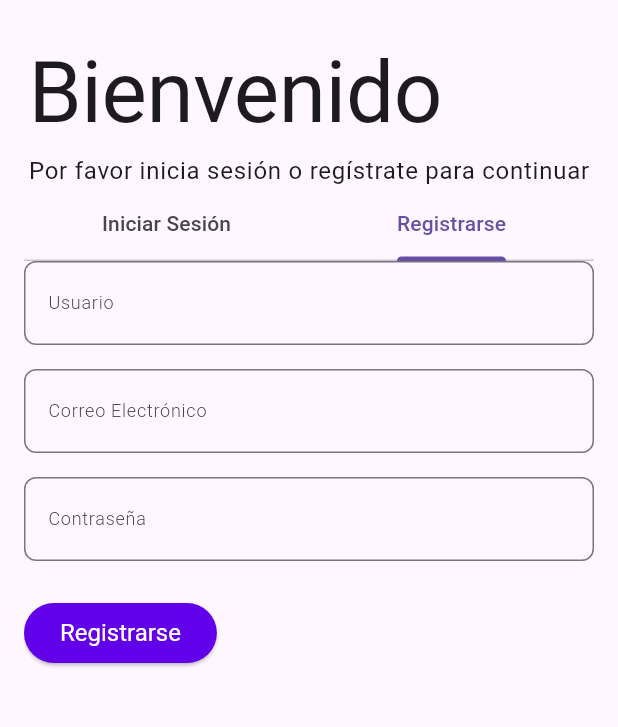
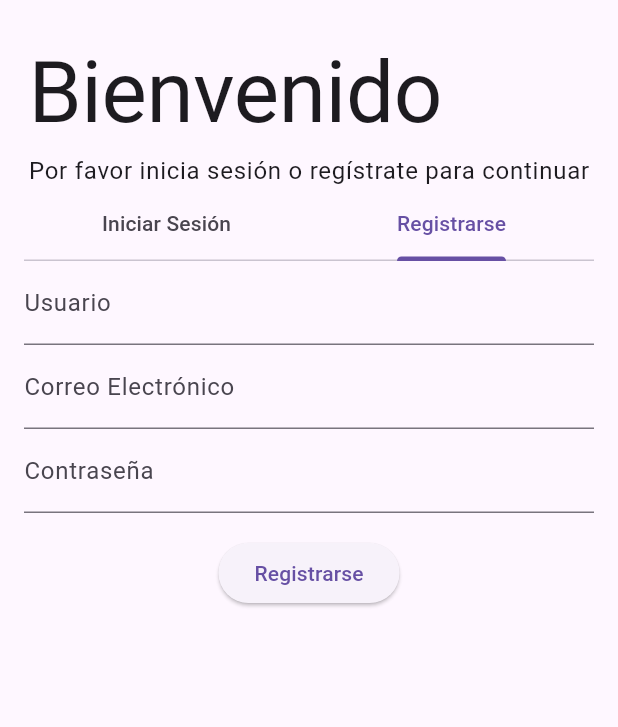
Before and after one commit to IngridFLG/atomic_design_package, a Flutter app: the LoginRegisterPage screen opened directly, tab 2 chosen, after a tap on "Registrarse", on a phone screen of 412 x 824 dp, the part 63-790 px from its top. Run offline on Flutter 3.47's test engine with Material 3 defaults, Android fonts, the phone set to English and light mode, and no system bars.

Commit message:
actualizacion diseño

```diff
--- a/lib/atomic_design_package.dart
+++ b/lib/atomic_design_package.dart
@@ -16,9 +16,13 @@ export 'atoms/text.dart';
 
 // Exports de Molecules
 export 'molecules/button_with_icon_and_text.dart';
+export 'molecules/login_form.dart';
+export 'molecules/register_form.dart';
 
 // Exports de Organisms
 export 'organisms/product_card.dart';
+export 'organisms/header.dart';
+export 'organisms/login_register_tabs.dart';
 
 // Exports de Templates
 export 'templates/product_list_template.dart';
--- a/lib/molecules/login_form.dart
+++ b/lib/molecules/login_form.dart
@@ -1,10 +1,6 @@
 import 'package:flutter/material.dart';
-import '../atoms/input_field.dart';
-import '../atoms/button.dart';
 
-/// Un formulario de inicio de sesión.
-/// Parámetros:
-/// - [onLogin]: Función que se ejecuta al enviar el formulario.
+/// Formulario para iniciar sesión.
 class LoginForm extends StatelessWidget {
   final VoidCallback onLogin;
   final TextEditingController usernameController;
@@ -20,22 +16,20 @@ class LoginForm extends StatelessWidget {
   @override
   Widget build(BuildContext context) {
     return Column(
-      crossAxisAlignment: CrossAxisAlignment.start,
       children: [
-        AtomicInputField(
-          labelText: 'Usuario',
+        TextField(
           controller: usernameController,
+          decoration: const InputDecoration(labelText: 'Usuario'),
         ),
-        const SizedBox(height: 16),
-        AtomicInputField(
-          labelText: 'Contraseña',
+        TextField(
           controller: passwordController,
-          isPassword: true,
+          decoration: const InputDecoration(labelText: 'Contraseña'),
+          obscureText: true,
         ),
-        const SizedBox(height: 24),
-        AtomicButton(
-          label: const Text('Iniciar Sesión'),
+        const SizedBox(height: 16.0),
+        ElevatedButton(
           onPressed: onLogin,
+          child: const Text('Iniciar Sesión'),
         ),
       ],
     );
--- a/lib/molecules/register_form.dart
+++ b/lib/molecules/register_form.dart
@@ -1,10 +1,6 @@
 import 'package:flutter/material.dart';
-import '../atoms/input_field.dart';
-import '../atoms/button.dart';
 
-/// Un formulario de registro.
-/// Parámetros:
-/// - [onRegister]: Función que se ejecuta al enviar el formulario.
+/// Formulario para registro de nuevos usuarios.
 class RegisterForm extends StatelessWidget {
   final VoidCallback onRegister;
   final TextEditingController usernameController;
@@ -22,27 +18,24 @@ class RegisterForm extends StatelessWidget {
   @override
   Widget build(BuildContext context) {
     return Column(
-      crossAxisAlignment: CrossAxisAlignment.start,
       children: [
-        AtomicInputField(
-          labelText: 'Usuario',
+        TextField(
           controller: usernameController,
+          decoration: const InputDecoration(labelText: 'Usuario'),
         ),
-        const SizedBox(height: 16),
-        AtomicInputField(
-          labelText: 'Correo Electrónico',
+        TextField(
           controller: emailController,
+          decoration: const InputDecoration(labelText: 'Correo Electrónico'),
         ),
-        const SizedBox(height: 16),
-        AtomicInputField(
-          labelText: 'Contraseña',
+        TextField(
           controller: passwordController,
-          isPassword: true,
+          decoration: const InputDecoration(labelText: 'Contraseña'),
+          obscureText: true,
         ),
-        const SizedBox(height: 24),
-        AtomicButton(
-          label: const Text('Registrarse'),
+        const SizedBox(height: 16.0),
+        ElevatedButton(
           onPressed: onRegister,
+          child: const Text('Registrarse'),
         ),
       ],
     );
```
Also changed, not shown: lib/organisms/header.dart (+8 -2 lines).
